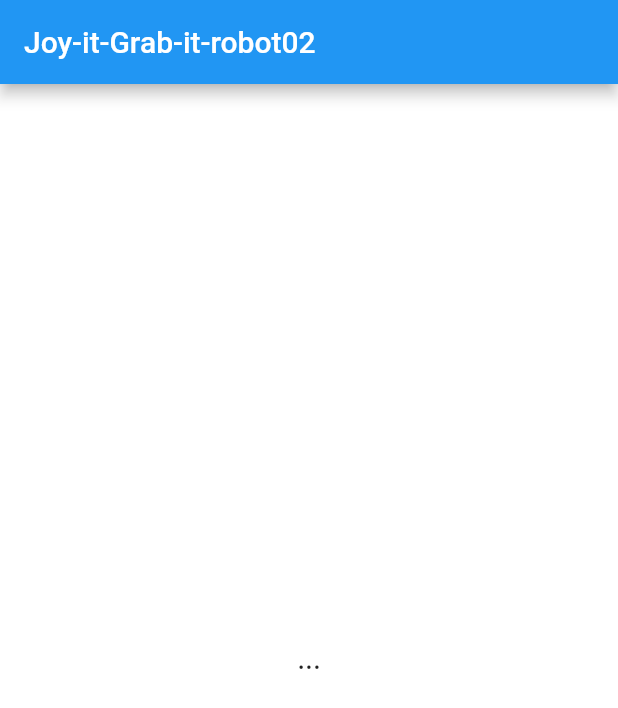
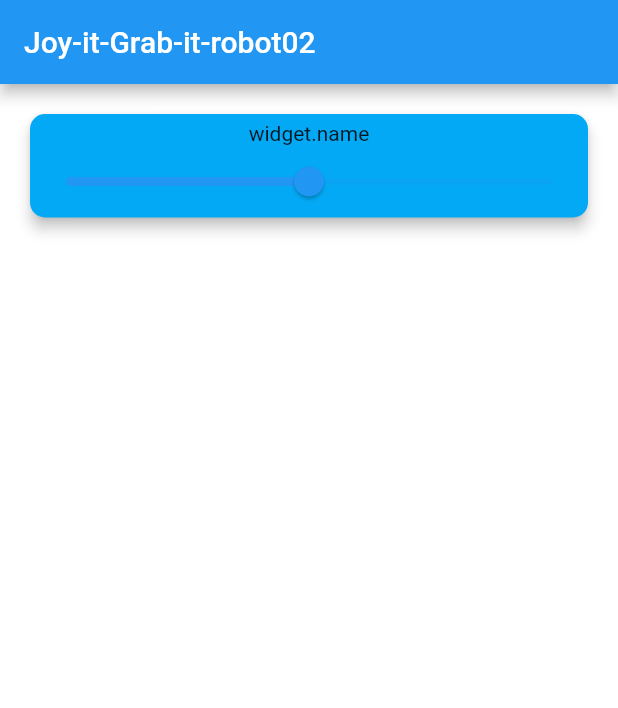
Before and after one commit to floodoo/Joy-it-Grab-it-robot02-frontend, a Flutter app: the screen it shows after launch, on a phone screen of 412 x 824 dp. Shown: the top 708 px of the screen. Run offline on Flutter 3.47's test engine with Material 2 defaults, Android fonts, the phone set to English and light mode, and no system bars; our stand-ins replace flutter_hooks, google_fonts, hooks_riverpod, logger.

Commit message:
change name and add slider

```diff
--- a/lib/ui/screens/home.screen.dart
+++ b/lib/ui/screens/home.screen.dart
@@ -2,6 +2,7 @@
 import 'package:flutter_hooks/flutter_hooks.dart';
 import 'package:hooks_riverpod/hooks_riverpod.dart';
 import 'package:robo_app/core/services/services.dart';
+import 'package:robo_app/ui/screens/widgets/control_slider.dart';
 
 class HomeScreen extends HookWidget {
   const HomeScreen({Key? key}) : super(key: key);
@@ -14,12 +15,7 @@
         title: const Text("Joy-it-Grab-it-robot02"),
       ),
       body: Center(
-        child: Column(
-          mainAxisAlignment: MainAxisAlignment.center,
-          children: [
-            Text('...', style: _theme.data.textTheme.subtitle2),
-          ],
-        ),
+        child: const ControlSlider()
       ),
     );
   }
--- /dev/null
+++ b/lib/ui/screens/widgets/control_slider.dart
@@ -0,0 +1,53 @@
+import 'package:flutter/material.dart';
+import 'package:flutter_hooks/flutter_hooks.dart';
+import 'package:hooks_riverpod/hooks_riverpod.dart';
+import 'package:robo_app/core/services/services.dart';
+
+class ControlSlider extends StatefulHookWidget {
+  const ControlSlider({Key? key}) : super(key: key);
+
+  @override
+  _ControlSliderState createState() => _ControlSliderState();
+}
+
+class _ControlSliderState extends State<ControlSlider> {
+  double sliderValue = 0;
+
+  @override
+  Widget build(BuildContext context) {
+    var _theme = useProvider(themeService).theme;
+
+    return Column(
+      children: [
+        Card(
+          margin: const EdgeInsets.all(20.0),
+          elevation: 4,
+          shape: RoundedRectangleBorder(borderRadius: BorderRadius.circular(10)),
+          color: _theme.colors.primary,
+          child: Column(
+            children: [
+              const Padding(
+                padding: EdgeInsets.only(top: 5),
+                child: Text(
+                  "widget.name",
+                  softWrap: false,
+                  overflow: TextOverflow.fade,
+                ),
+              ),
+              Slider(
+                value: sliderValue,
+                min: -1000,
+                max: 1000,
+                onChanged: (double newSliderValue) {
+                  setState(() {
+                    sliderValue = newSliderValue;
+                  });
+                },
+              ),
+            ],
+          ),
+        ),
+      ],
+    );
+  }
+}
```
Also changed, not shown: 3 other files.
